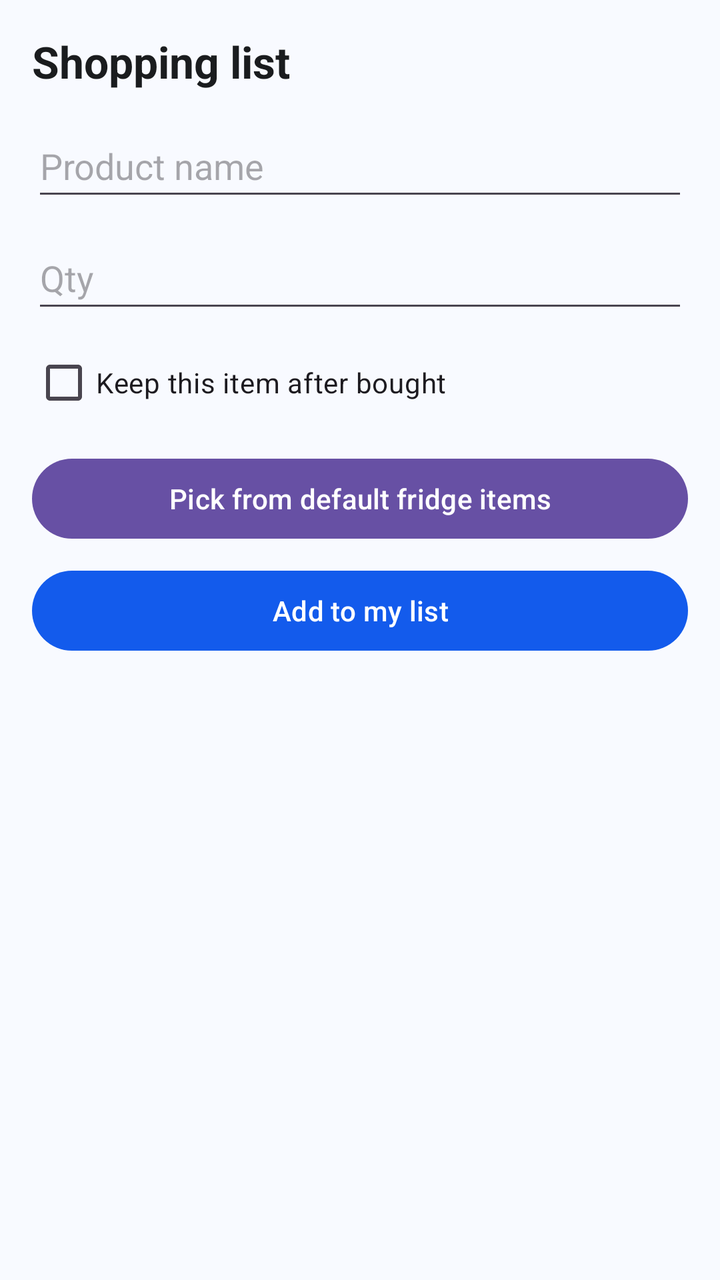
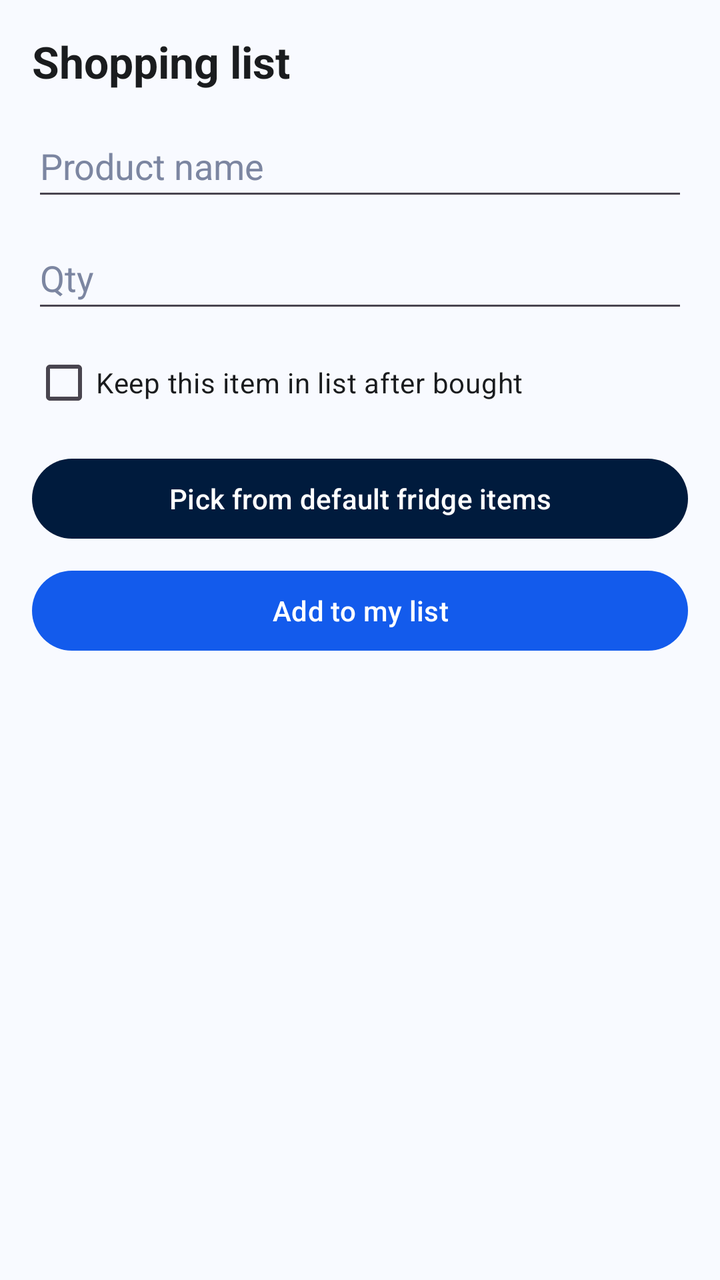

Screens rendered from an Android XML layout before and after an edit, with the pre-edit source and the edit as a unified diff.
<!-- AndroidManifest.xml: application theme Theme.MyFridge -->
<!-- res/layout/fragment_shopping.xml -->
<?xml version="1.0" encoding="utf-8"?>
<LinearLayout xmlns:android="http://schemas.android.com/apk/res/android"
    xmlns:app="http://schemas.android.com/apk/res-auto"
    android:layout_width="match_parent"
    android:layout_height="match_parent"
    android:background="#F8FAFF"
    android:orientation="vertical"
    android:padding="16dp">

    <TextView
        android:layout_width="wrap_content"
        android:layout_height="wrap_content"
        android:text="Shopping list"
        android:textColor="#1A1C1E"
        android:textSize="22sp"
        android:textStyle="bold" />

    <EditText
        android:id="@+id/et_shopping_name"
        android:layout_width="match_parent"
        android:layout_height="wrap_content"
        android:layout_marginTop="12dp"
        android:hint="Product name"
        android:inputType="text"
        android:minHeight="48dp" />

    <EditText
        android:id="@+id/et_shopping_how_many"
        android:layout_width="match_parent"
        android:layout_height="wrap_content"
        android:layout_marginTop="8dp"
        android:hint="Qty"
        android:inputType="number"
        android:minHeight="48dp" />

    <androidx.appcompat.widget.AppCompatCheckBox
        android:id="@+id/cb_keep_when_bought"
        android:layout_width="match_parent"
        android:layout_height="wrap_content"
        android:layout_marginTop="6dp"
        android:text="Keep this item after bought" />

    <Button
        android:id="@+id/btn_shopping_defaults"
        android:layout_width="match_parent"
        android:layout_height="wrap_content"
        android:layout_marginTop="10dp"
        android:text="Pick from default fridge items"
        android:textAllCaps="false" />

    <Button
        android:id="@+id/btn_shopping_add"
        android:layout_width="match_parent"
        android:layout_height="wrap_content"
        android:layout_marginTop="8dp"
        android:text="Add to my list"
        android:textAllCaps="false"
        app:backgroundTint="#135BEC" />

    <TextView
        android:id="@+id/tv_shopping_empty"
        android:layout_width="wrap_content"
        android:layout_height="wrap_content"
        android:layout_marginTop="16dp"
        android:text="Your shopping list is empty."
        android:textColor="#7C86A1"
        android:visibility="gone" />

    <androidx.recyclerview.widget.RecyclerView
        android:id="@+id/rv_shopping"
        android:layout_width="match_parent"
        android:layout_height="0dp"
        android:layout_marginTop="10dp"
        android:layout_weight="1" />

</LinearLayout>
<!-- resources referenced by this layout -->
<resources>
  <style name="Theme.MyFridge" parent="Base.Theme.MyFridge" />
  <style name="Base.Theme.MyFridge" parent="Theme.Material3.DayNight.NoActionBar">
          
          
      </style>
</resources>

<!-- the commit's change to res/layout/fragment_shopping.xml (unified diff, before → after) -->
@@ -3,7 +3,7 @@
     xmlns:app="http://schemas.android.com/apk/res-auto"
     android:layout_width="match_parent"
     android:layout_height="match_parent"
-    android:background="#F8FAFF"
+    android:background="?android:attr/windowBackground"
     android:orientation="vertical"
     android:padding="16dp">
 
@@ -11,7 +11,7 @@
         android:layout_width="wrap_content"
         android:layout_height="wrap_content"
         android:text="Shopping list"
-        android:textColor="#1A1C1E"
+        android:textColor="?attr/colorOnSurface"
         android:textSize="22sp"
         android:textStyle="bold" />
 
@@ -22,7 +22,9 @@
         android:layout_marginTop="12dp"
         android:hint="Product name"
         android:inputType="text"
-        android:minHeight="48dp" />
+        android:minHeight="48dp"
+        android:textColor="?attr/colorOnSurface"
+        android:textColorHint="@color/text_gray" />
 
     <EditText
         android:id="@+id/et_shopping_how_many"
@@ -31,14 +33,17 @@
         android:layout_marginTop="8dp"
         android:hint="Qty"
         android:inputType="number"
-        android:minHeight="48dp" />
+        android:minHeight="48dp"
+        android:textColor="?attr/colorOnSurface"
+        android:textColorHint="@color/text_gray" />
 
     <androidx.appcompat.widget.AppCompatCheckBox
         android:id="@+id/cb_keep_when_bought"
         android:layout_width="match_parent"
         android:layout_height="wrap_content"
         android:layout_marginTop="6dp"
-        android:text="Keep this item after bought" />
+        android:text="Keep this item in list after bought"
+        android:textColor="?attr/colorOnSurface" />
 
     <Button
         android:id="@+id/btn_shopping_defaults"
@@ -46,7 +51,9 @@
         android:layout_height="wrap_content"
         android:layout_marginTop="10dp"
         android:text="Pick from default fridge items"
-        android:textAllCaps="false" />
+        android:textAllCaps="false"
+        android:textColor="@color/white"
+        app:backgroundTint="@color/navy_blue" />
 
     <Button
         android:id="@+id/btn_shopping_add"
@@ -55,7 +62,8 @@
         android:layout_marginTop="8dp"
         android:text="Add to my list"
         android:textAllCaps="false"
-        app:backgroundTint="#135BEC" />
+        android:textColor="@color/white"
+        app:backgroundTint="@color/primary_blue" />
 
     <TextView
         android:id="@+id/tv_shopping_empty"
@@ -63,7 +71,7 @@
         android:layout_height="wrap_content"
         android:layout_marginTop="16dp"
         android:text="Your shopping list is empty."
-        android:textColor="#7C86A1"
+        android:textColor="@color/text_gray"
         android:visibility="gone" />
 
     <androidx.recyclerview.widget.RecyclerView
<!-- resource entries referenced after the edit -->
@@ -1,9 +1,32 @@
 <!-- resources referenced by this layout -->
 <resources>
+  <color name="navy_blue">#001B3D</color>
+  <color name="primary_blue">#135BEC</color>
+  <color name="text_gray">#7C86A1</color>
+  <color name="white">#FFFFFFFF</color>
   <style name="Theme.MyFridge" parent="Base.Theme.MyFridge" />
   <style name="Base.Theme.MyFridge" parent="Theme.Material3.DayNight.NoActionBar">
           
+          <item name="colorPrimary">@color/primary_blue</item>
+          <item name="colorOnPrimary">@color/white</item>
+          <item name="colorPrimaryContainer">@color/navy_blue</item>
+          <item name="colorOnPrimaryContainer">@color/white</item>
+  
           
+          <item name="colorSecondary">@color/deep_blue</item>
+          <item name="colorOnSecondary">@color/white</item>
+  
+          
+          <item name="android:windowBackground">@color/light_blue_bg</item>
+          <item name="colorSurface">@color/white</item>
+          <item name="colorOnSurface">@color/text_dark</item>
+  
+          
+          <item name="android:statusBarColor">@color/navy_blue</item>
+          <item name="android:windowLightStatusBar" tools:targetApi="m">false</item>
       </style>
+  <color name="deep_blue">#001229</color>
+  <color name="light_blue_bg">#F8FAFF</color>
+  <color name="text_dark">#1A1C1E</color>
 </resources>
 
